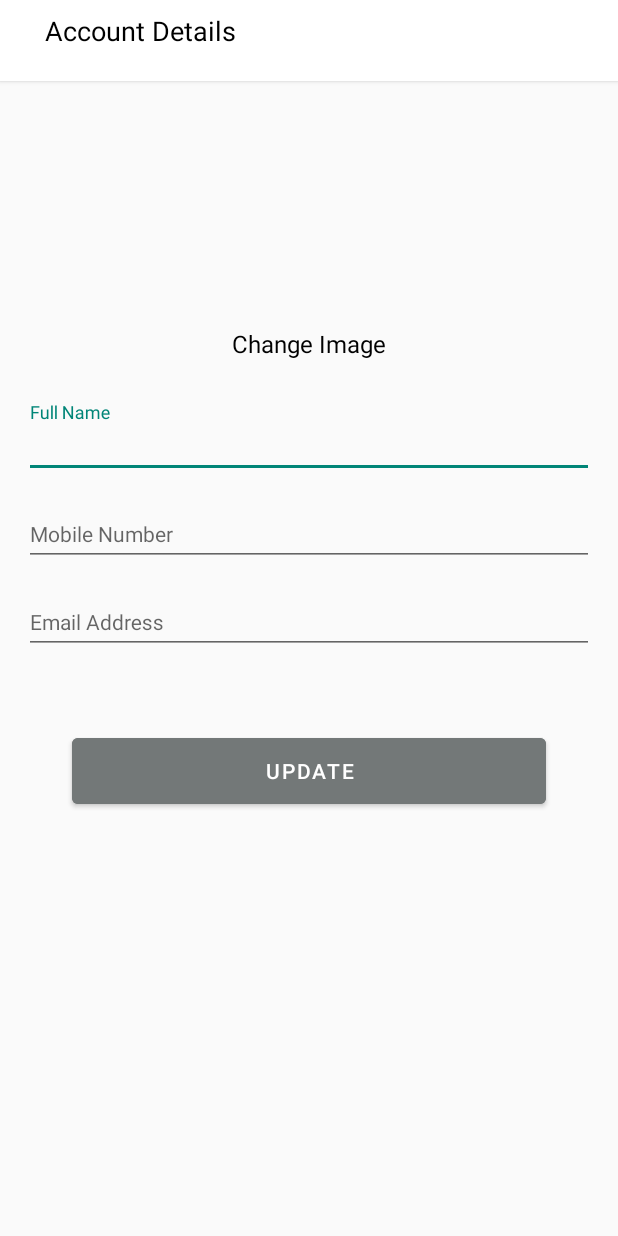
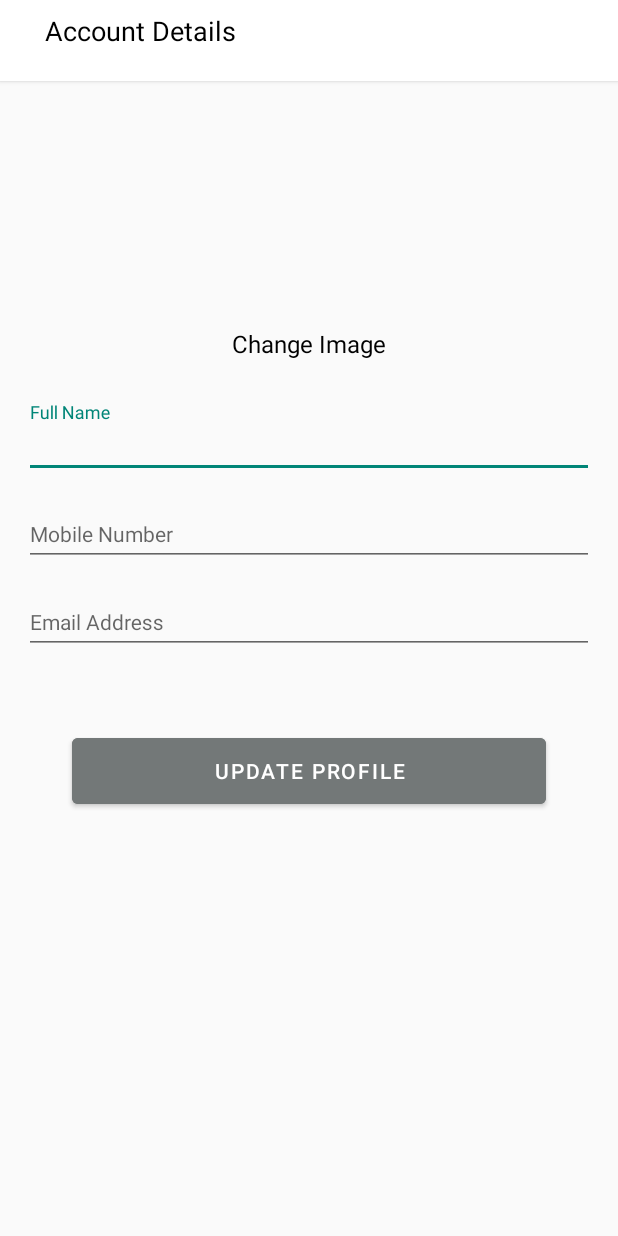
Before and after one commit to giddie-ui/Farmgenix, an Android app: the profile screen opened directly, with no data from a screen before it, on a phone screen of 412 x 824 dp. Run offline under Robolectric (Android 15) with nearby library versions, the phone set to English and light mode, and no system bars; our stand-ins replace CircleImageView.

Commit message:
second commit

```diff
--- a/app/src/main/res/layout/activity_profile.xml
+++ b/app/src/main/res/layout/activity_profile.xml
@@ -162,7 +162,7 @@
         android:layout_marginStart="32dp"
         android:layout_marginTop="50dp"
         android:layout_marginEnd="32dp"
-        android:text="Update"
+        android:text="Update profile"
         android:backgroundTint="@color/teal_200"
 
         app:layout_constraintEnd_toEndOf="@+id/tilEmail"
```
